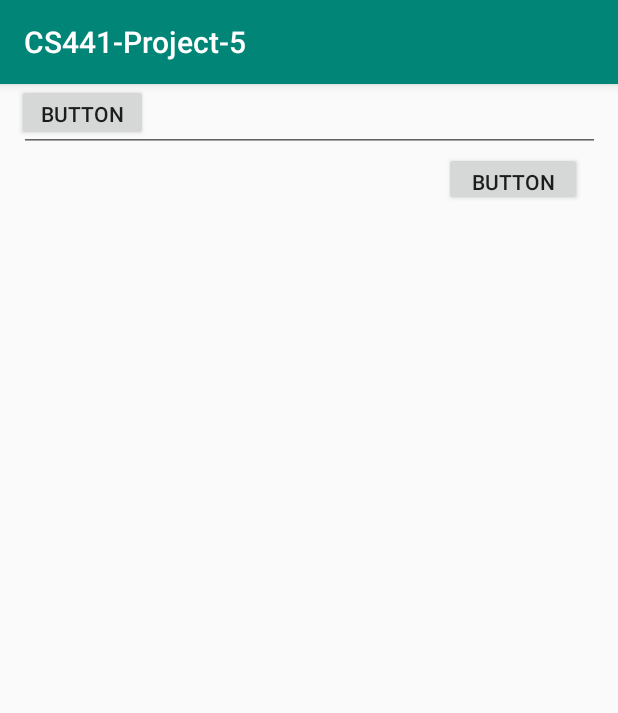
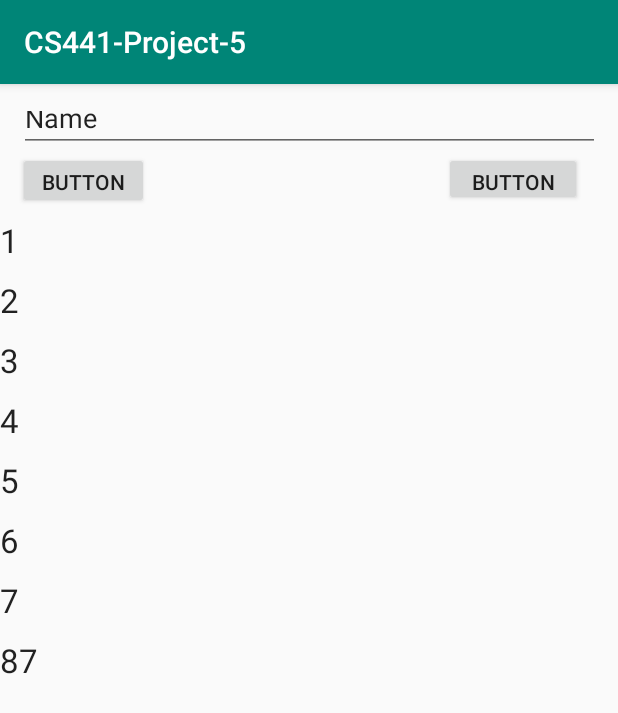
Before and after one commit to linyuqing97/CS441-Project-5, an Android app: the screen it shows after launch (MainActivity), on a phone screen of 412 x 824 dp. Shown: the top 713 px of the screen. Run offline under Robolectric (Android 15) with nearby library versions, the phone set to English and light mode, and no system bars.

Commit message:
added basic recycle view

```diff
--- a/app/src/main/java/com/example/cs441_project_5/MainActivity.java
+++ b/app/src/main/java/com/example/cs441_project_5/MainActivity.java
@@ -15,7 +15,7 @@ public class MainActivity extends AppCompatActivity {
     RecyclerView recyclerView;
     RecyclerView.Adapter myAdapter;
     RecyclerView.LayoutManager layoutManager;
-    int [] input = {1,2,3,4,5,6,7,87};
+    String [] input = {"1","2","3","4","5","6","7","87"};
 
 
 
@@ -23,10 +23,10 @@ public class MainActivity extends AppCompatActivity {
     protected void onCreate(Bundle savedInstanceState) {
         super.onCreate(savedInstanceState);
         setContentView(R.layout.activity_main);
-
+        recyclerView = findViewById(R.id.recycleView);
 
         layoutManager= new LinearLayoutManager(this);
-        recyclerView.setHasFixedSize(true);
+       // recyclerView.setHasFixedSize(true);
         recyclerView.setLayoutManager(layoutManager);
 
         myAdapter = new recycleAdapter(input);
--- a/app/src/main/java/com/example/cs441_project_5/recycleAdapter.java
+++ b/app/src/main/java/com/example/cs441_project_5/recycleAdapter.java
@@ -4,6 +4,7 @@ package com.example.cs441_project_5;
 import androidx.recyclerview.widget.RecyclerView;
 
 import android.content.Context;
+import android.text.TextWatcher;
 import android.view.LayoutInflater;
 import android.view.View;
 import android.view.ViewGroup;
@@ -12,10 +13,10 @@ import android.widget.TextView;
 
 public class recycleAdapter extends RecyclerView.Adapter<RecyclerView.ViewHolder> {
 
-    int [] item;
-    public recycleAdapter(int [] item ){
+    String [] items;
+    public recycleAdapter(String [] items ){
 
-        this.item = item;
+        this.items = items;
     }
 
     @Override
@@ -28,14 +29,14 @@ public class recycleAdapter extends RecyclerView.Adapter<RecyclerView.ViewHolder
 
     @Override
     public void onBindViewHolder( RecyclerView.ViewHolder holder, int position) {
-        ((Item)holder).textView.setText(item[position]);
-
+        ((Item)holder).textView.setText(items[position]);
     }
 
     @Override
     public int getItemCount() {
-        return item.length;
+        return items.length;
     }
+
     public class Item extends  RecyclerView.ViewHolder {
         TextView textView;
 
--- a/app/src/main/res/layout/activity_main.xml
+++ b/app/src/main/res/layout/activity_main.xml
@@ -9,11 +9,11 @@
 
     <androidx.recyclerview.widget.RecyclerView
         android:id="@+id/recycleView"
-        android:layout_width="396dp"
+        android:layout_width="match_parent"
         android:layout_height="639dp"
-        android:layout_marginTop="36dp"
+        android:layout_marginTop="44dp"
         app:layout_constraintTop_toBottomOf="@+id/editText"
-        tools:layout_editor_absoluteX="10dp" />
+        tools:layout_editor_absoluteX="0dp" />
 
     <EditText
         android:id="@+id/editText"
@@ -41,9 +41,9 @@
         android:layout_marginRight="8dp"
         android:text="Button"
         app:layout_constraintEnd_toStartOf="@+id/button2"
-        app:layout_constraintHorizontal_bias="0.019"
+        app:layout_constraintHorizontal_bias="0.02"
         app:layout_constraintStart_toStartOf="parent"
-        tools:layout_editor_absoluteY="45dp" />
+        app:layout_constraintTop_toBottomOf="@+id/editText" />
 
     <Button
         android:id="@+id/button2"
--- a/app/src/main/res/layout/my_text.xml
+++ b/app/src/main/res/layout/my_text.xml
@@ -1,11 +1,12 @@
 <?xml version="1.0" encoding="utf-8"?>
 <LinearLayout xmlns:android="http://schemas.android.com/apk/res/android"
     android:orientation="vertical" android:layout_width="match_parent"
-    android:layout_height="match_parent">
+    android:layout_height="40dp">
 
     <TextView
         android:id="@+id/textView"
-        android:layout_width="398dp"
-        android:layout_height="42dp"
+        android:layout_width="match_parent"
+        android:layout_height="wrap_content"
+        android:textAppearance="@android:style/TextAppearance.Large"
         android:text="TextView" />
 </LinearLayout>
```
